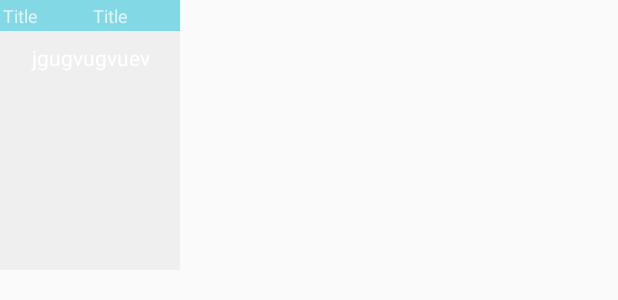
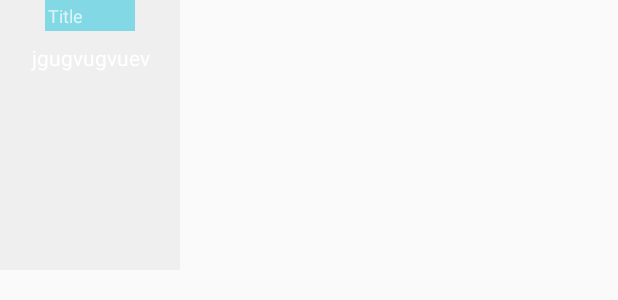
Before and after one commit to The-XYZ/GeekFest, an Android app: the layout item_coverflow.xml on its own in the app's theme, with its tools: preview values and no code run, on a phone screen of 412 x 824 dp. Shown: the top 300 px of the screen. Run offline under Robolectric (Android 15) with nearby library versions, the phone set to English and light mode, and no system bars; network calls fail.

Commit message:
codeeeee for coverflow and pics

```diff
--- a/app/src/main/java/com/xyz/geekfest/RecipeActivity.java
+++ b/app/src/main/java/com/xyz/geekfest/RecipeActivity.java
@@ -65,7 +65,7 @@ public class RecipeActivity extends ActionBarActivity {
         q = new MyAdapter3(getApplicationContext(), 0, list3);
         q.setNotifyOnChange(true);
 
-        String URL_NO_SEARCH="http://192.168.4.8:8000/api?list="+arrayString;
+        String URL_NO_SEARCH="http://tosc.in:5090/api?list="+arrayString;
         Log.d("lol", URL_NO_SEARCH);
 
         JsonObjectRequest jsonReq = new JsonObjectRequest(Request.Method.GET,
--- a/app/src/main/res/layout/item_coverflow.xml
+++ b/app/src/main/res/layout/item_coverflow.xml
@@ -33,21 +33,9 @@
         android:gravity="center|bottom"
         android:layout_gravity="top"
         android:weightSum="2">
-    <TextView
-        android:id="@+id/date"
-        android:layout_width="0dp"
-        android:layout_weight="1"
-        android:layout_height="wrap_content"
-        android:textAppearance="?android:attr/textAppearanceSmallInverse"
-        android:padding="2dp"
-        tools:text="Title"
-        android:textSize="12sp"
-        android:layout_alignParentBottom="true"
-        android:layout_centerHorizontal="true"
-        android:visibility="visible"
-        android:background="#aa4DD0E1"/>
+
         <TextView
-            android:id="@+id/time"
+            android:id="@+id/price"
             android:layout_width="0dp"
             android:layout_weight="1"
             android:layout_height="wrap_content"
@@ -65,7 +53,7 @@
         android:layout_height="wrap_content"
         android:background="@android:color/transparent">
         <TextView
-            android:id="@+id/data"
+            android:id="@+id/name"
             android:layout_width="match_parent"
             android:layout_height="wrap_content"
             android:textAppearance="?android:attr/textAppearanceSmallInverse"
```
Also changed, not shown: app/src/main/java/com/xyz/geekfest/Budget.java (+81 -31 lines), app/src/main/assets/mandi.json.
